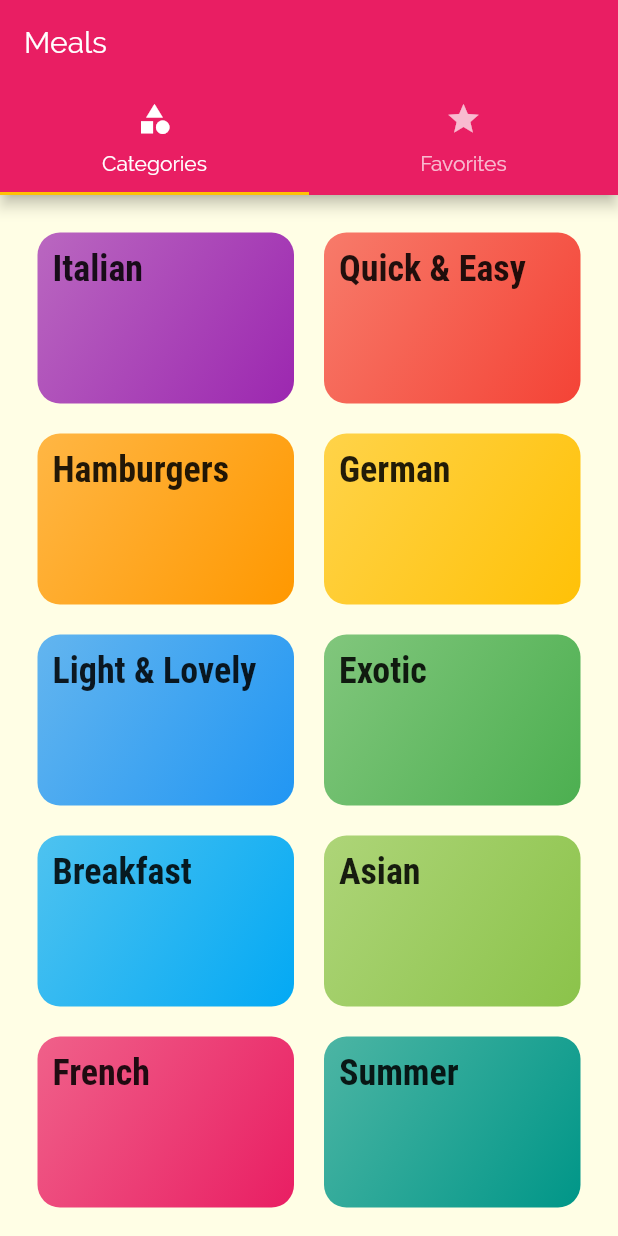
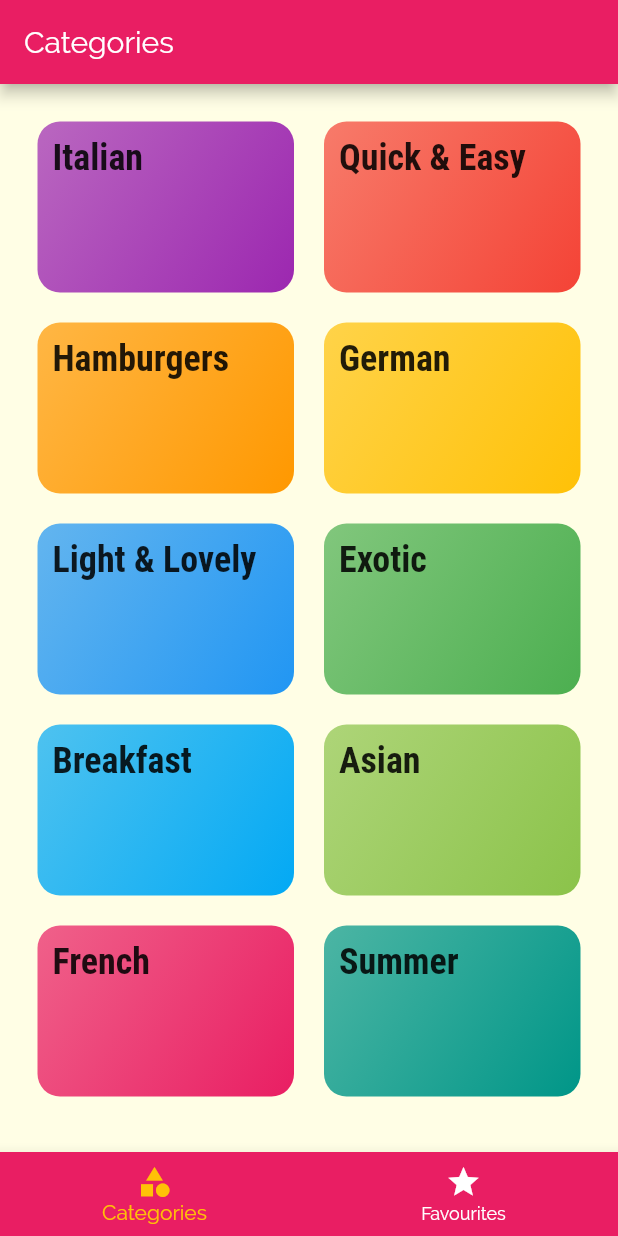
Before and after one commit to Ayesh1998/meals_flutter_app, a Flutter app: the screen it shows after launch, on a phone screen of 412 x 824 dp. Run offline on Flutter 3.47's test engine with Material 2 defaults, Android fonts, the phone set to English and light mode, and no system bars.

```diff
--- a/lib/screens/tabs_screen.dart
+++ b/lib/screens/tabs_screen.dart
@@ -1,45 +1,87 @@
 import 'package:flutter/material.dart';
+import 'package:meals_flutter_app/screens/categories_screen.dart';
 import 'package:meals_flutter_app/screens/favourites_screen.dart';
-
-import './categories_screen.dart';
 
 class TabsScreen extends StatefulWidget {
   @override
   _TabsScreenState createState() => _TabsScreenState();
 }
 
+//top tab navigation
+
+// class _TabsScreenState extends State<TabsScreen> {
+//   @override
+//   Widget build(BuildContext context) {
+//     return DefaultTabController(
+//       length: 2,
+//       // initialIndex: 0,
+//       child: Scaffold(
+//         appBar: AppBar(
+//           title: Text('Meals'),
+//           bottom: TabBar(
+//             tabs: <Widget>[
+//               Tab(
+//                 icon: Icon(
+//                   Icons.category,
+//                 ),
+//                 text: 'Categories',
+//               ),
+//               Tab(
+//                 icon: Icon(
+//                   Icons.star,
+//                 ),
+//                 text: 'Favorites',
+//               ),
+//             ],
+//           ),
+//         ),
+//         body: TabBarView(
+//           children: <Widget>[
+//             CategoriesScreen(),
+//             FavouritesScreen(),
+//           ],
+//         ),
+//       ),
+//     );
+//   }
+// }
+
 class _TabsScreenState extends State<TabsScreen> {
+  List<Map<String, Object>> pages = [
+    {'page': CategoriesScreen(), 'title': 'Categories'},
+    {'page': FavouritesScreen(), 'title': 'Favourites'},
+  ];
+  int _selectedPageIndex = 0;
+
+  void selectPage(int index) {
+    setState(() {
+      _selectedPageIndex = index;
+    });
+  }
+
   @override
   Widget build(BuildContext context) {
-    return DefaultTabController(
-      length: 2,
-      // initialIndex: 0,
-      child: Scaffold(
-        appBar: AppBar(
-          title: Text('Meals'),
-          bottom: TabBar(
-            tabs: <Widget>[
-              Tab(
-                icon: Icon(
-                  Icons.category,
-                ),
-                text: 'Categories',
-              ),
-              Tab(
-                icon: Icon(
-                  Icons.star,
-                ),
-                text: 'Favorites',
-              ),
-            ],
+    return Scaffold(
+      appBar: AppBar(
+        title: Text(pages[_selectedPageIndex]['title']),
+      ),
+      body: pages[_selectedPageIndex]['page'],
+      bottomNavigationBar: BottomNavigationBar(
+        onTap: selectPage,
+        backgroundColor: Theme.of(context).primaryColor,
+        unselectedItemColor: Colors.white,
+        selectedItemColor: Theme.of(context).accentColor,
+        currentIndex: _selectedPageIndex,
+        items: [
+          BottomNavigationBarItem(
+            icon: Icon(Icons.category),
+            label: 'Categories',
           ),
-        ),
-        body: TabBarView(
-          children: <Widget>[
-            CategoriesScreen(),
-            FavouritesScreen(),
-          ],
-        ),
+          BottomNavigationBarItem(
+            icon: Icon(Icons.star),
+            label: 'Favourites',
+          ),
+        ],
       ),
     );
   }
```
